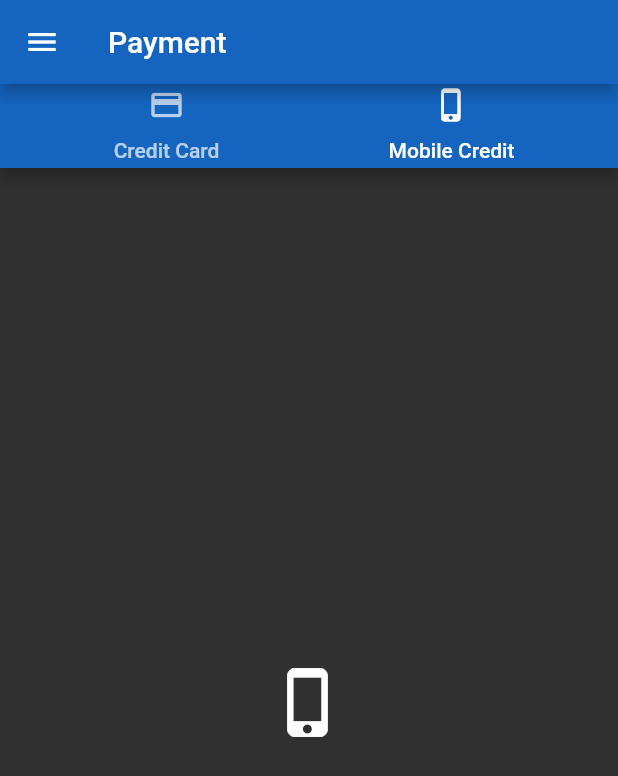
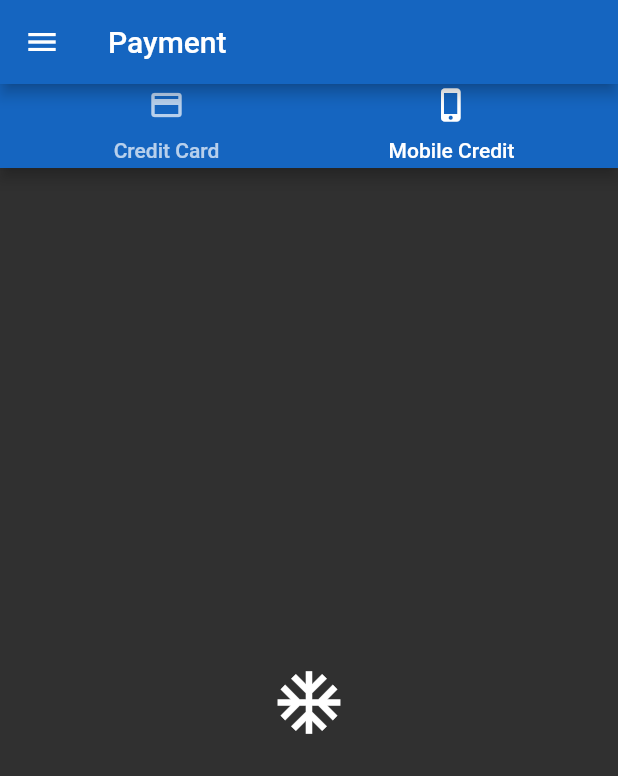
Before and after one commit to nujitha99/flutter_project, a Flutter app: the screen it shows after launch, tab 2 chosen, on a phone screen of 412 x 824 dp. Shown: the top 776 px of the screen. Run offline on Flutter 3.47's test engine with Material 2 defaults, Android fonts, the phone set to English and light mode, and no system bars.

Commit message:
mobile icon

```diff
--- a/lib/main.dart
+++ b/lib/main.dart
@@ -127,7 +127,7 @@ class MyHomePage extends State<MyApp> {
                       ),
                     ),
                     new Icon(
-                      Icons.phone_iphone,
+                      Icons.ac_unit,
                       size: 50.0,
                     ),
                   ],
```
